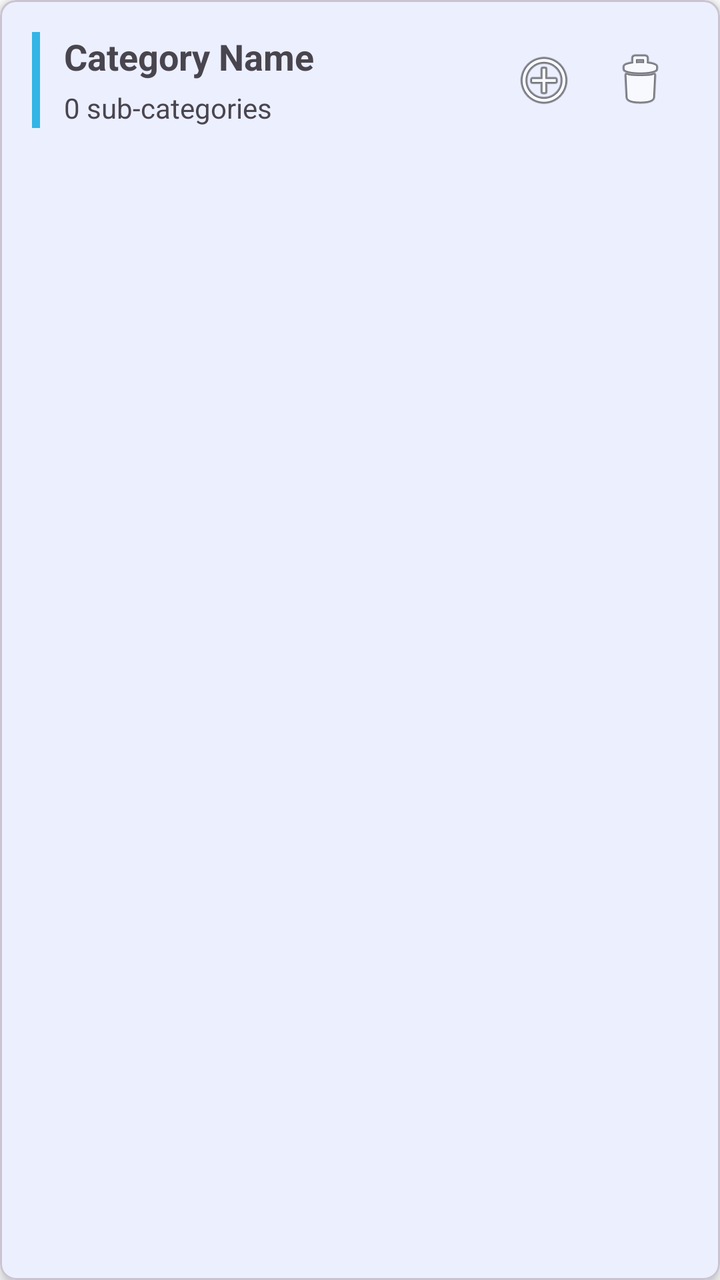
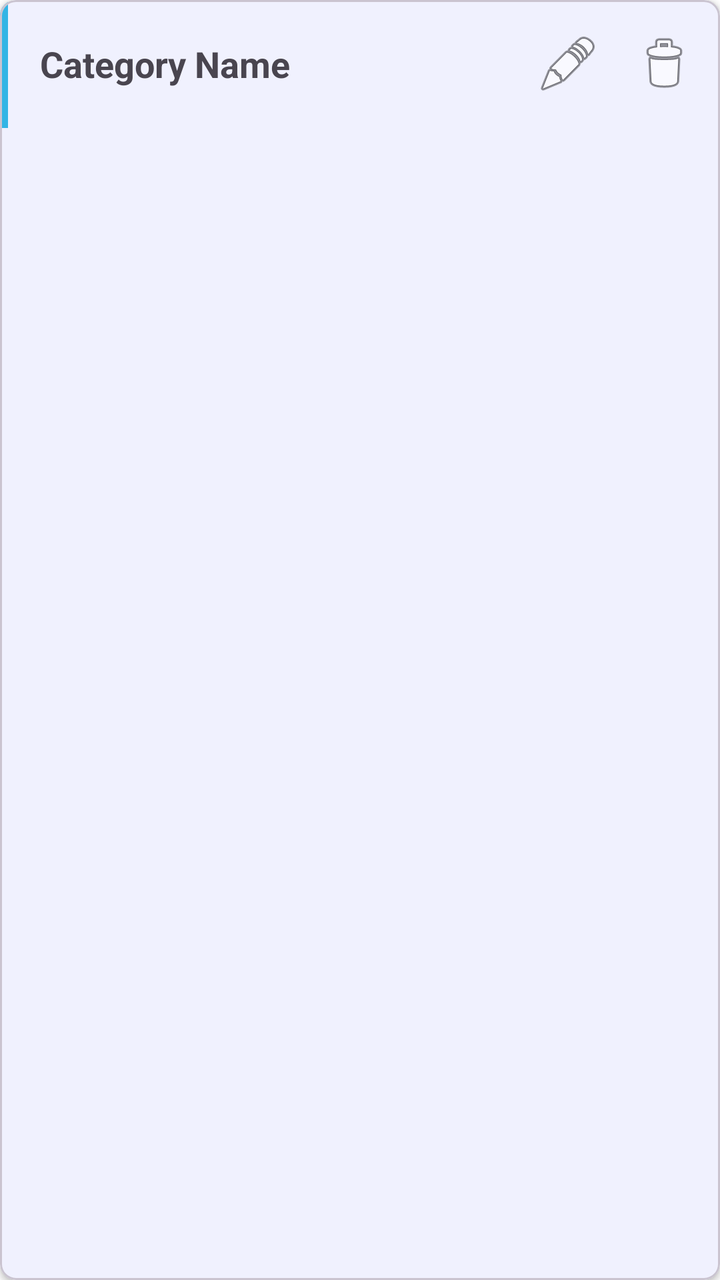

Two renders of the same Android screen: before a commit and after it. Below are the layout's source before the change and the commit's diff.
<!-- AndroidManifest.xml: application theme Theme.CalendarNotes -->
<!-- res/layout/item_category.xml -->
<?xml version="1.0" encoding="utf-8"?>
<com.google.android.material.card.MaterialCardView xmlns:android="http://schemas.android.com/apk/res/android"
    xmlns:app="http://schemas.android.com/apk/res-auto"
    android:layout_width="match_parent"
    android:layout_height="wrap_content"
    android:layout_margin="8dp"
    app:cardElevation="4dp"
    app:cardCornerRadius="8dp">

    <LinearLayout
        android:layout_width="match_parent"
        android:layout_height="wrap_content"
        android:orientation="horizontal"
        android:padding="16dp">

        <View
            android:id="@+id/colorIndicator"
            android:layout_width="4dp"
            android:layout_height="match_parent"
            android:layout_marginEnd="12dp"
            android:background="@android:color/holo_blue_light" />

        <LinearLayout
            android:layout_width="0dp"
            android:layout_height="wrap_content"
            android:layout_weight="1"
            android:orientation="vertical">

            <TextView
                android:id="@+id/tvCategoryName"
                android:layout_width="wrap_content"
                android:layout_height="wrap_content"
                android:text="Category Name"
                android:textSize="18sp"
                android:textStyle="bold" />

            <TextView
                android:id="@+id/tvSubCategoryCount"
                android:layout_width="wrap_content"
                android:layout_height="wrap_content"
                android:text="0 sub-categories"
                android:textSize="14sp"
                android:layout_marginTop="4dp" />

        </LinearLayout>

        <ImageButton
            android:id="@+id/btnAddSubCategory"
            android:layout_width="48dp"
            android:layout_height="48dp"
            android:background="?attr/selectableItemBackgroundBorderless"
            android:src="@android:drawable/ic_menu_add"
            android:contentDescription="Add sub-category" />

        <ImageButton
            android:id="@+id/btnDeleteCategory"
            android:layout_width="48dp"
            android:layout_height="48dp"
            android:background="?attr/selectableItemBackgroundBorderless"
            android:src="@android:drawable/ic_menu_delete"
            android:contentDescription="Delete category" />

    </LinearLayout>

</com.google.android.material.card.MaterialCardView>
<!-- resources referenced by this layout -->
<resources>
  <style name="Theme.CalendarNotes" parent="Base.Theme.CalendarNotes" />
  <style name="Base.Theme.CalendarNotes" parent="Theme.Material3.DayNight.NoActionBar">
          
          <item name="colorPrimary">@color/light_blue</item>
          <item name="android:windowBackground">@android:color/white</item>
      </style>
  <color name="light_blue">#FF42A5F5</color>
</resources>

<!-- the commit's change to res/layout/item_category.xml (unified diff, before → after) -->
@@ -4,61 +4,49 @@
     android:layout_width="match_parent"
     android:layout_height="wrap_content"
     android:layout_margin="8dp"
-    app:cardElevation="4dp"
-    app:cardCornerRadius="8dp">
+    app:cardCornerRadius="8dp"
+    app:cardElevation="2dp"
+    app:contentPadding="0dp">
 
     <LinearLayout
         android:layout_width="match_parent"
         android:layout_height="wrap_content"
+        android:gravity="center_vertical"
         android:orientation="horizontal"
-        android:padding="16dp">
+        android:minHeight="64dp">
 
         <View
             android:id="@+id/colorIndicator"
             android:layout_width="4dp"
             android:layout_height="match_parent"
-            android:layout_marginEnd="12dp"
             android:background="@android:color/holo_blue_light" />
 
-        <LinearLayout
+        <TextView
+            android:id="@+id/tvCategoryName"
             android:layout_width="0dp"
             android:layout_height="wrap_content"
             android:layout_weight="1"
-            android:orientation="vertical">
-
-            <TextView
-                android:id="@+id/tvCategoryName"
-                android:layout_width="wrap_content"
-                android:layout_height="wrap_content"
-                android:text="Category Name"
-                android:textSize="18sp"
-                android:textStyle="bold" />
-
-            <TextView
-                android:id="@+id/tvSubCategoryCount"
-                android:layout_width="wrap_content"
-                android:layout_height="wrap_content"
-                android:text="0 sub-categories"
-                android:textSize="14sp"
-                android:layout_marginTop="4dp" />
-
-        </LinearLayout>
+            android:padding="16dp"
+            android:text="Category Name"
+            android:textSize="18sp"
+            android:textStyle="bold" />
 
         <ImageButton
-            android:id="@+id/btnAddSubCategory"
+            android:id="@+id/btnEditCategory"
             android:layout_width="48dp"
             android:layout_height="48dp"
             android:background="?attr/selectableItemBackgroundBorderless"
-            android:src="@android:drawable/ic_menu_add"
-            android:contentDescription="Add sub-category" />
+            android:contentDescription="@string/edit_category"
+            android:src="@android:drawable/ic_menu_edit" />
 
         <ImageButton
             android:id="@+id/btnDeleteCategory"
             android:layout_width="48dp"
             android:layout_height="48dp"
+            android:layout_marginEnd="4dp"
             android:background="?attr/selectableItemBackgroundBorderless"
-            android:src="@android:drawable/ic_menu_delete"
-            android:contentDescription="Delete category" />
+            android:contentDescription="@string/delete"
+            android:src="@android:drawable/ic_menu_delete" />
 
     </LinearLayout>
 
<!-- resource entries referenced after the edit -->
@@ -1,5 +1,7 @@
 <!-- resources referenced by this layout -->
 <resources>
+  <string name="delete">Delete</string>
+  <string name="edit_category">Edit category</string>
   <style name="Theme.CalendarNotes" parent="Base.Theme.CalendarNotes" />
   <style name="Base.Theme.CalendarNotes" parent="Theme.Material3.DayNight.NoActionBar">
           
